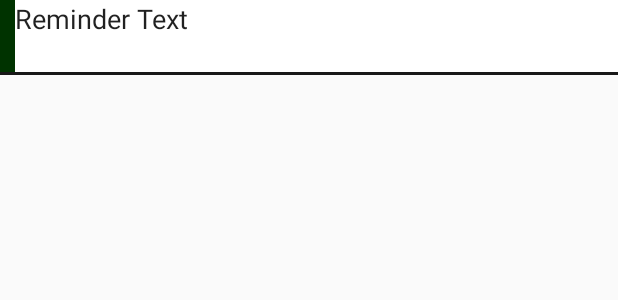
After one commit to imlp2003xm/Reminders, an Android app: the layout reminders_row.xml on its own in the app's theme, with its tools: preview values and no code run, on a phone screen of 412 x 824 dp. The commit adds this screen. Shown: the top 300 px of the screen. Run offline under Robolectric (Android 15) with nearby library versions, the phone set to English and light mode, and no system bars.

Commit message:
Use the custom layout for a reminder.

```diff
--- /dev/null
+++ b/app/src/main/res/layout/reminders_row.xml
@@ -0,0 +1,28 @@
+<?xml version="1.0" encoding="utf-8"?>
+<LinearLayout xmlns:android="http://schemas.android.com/apk/res/android"
+    android:orientation="vertical" android:layout_width="match_parent"
+    android:layout_height="50dp"
+    android:background="@color/dark_grey">
+
+    <LinearLayout
+        android:orientation="horizontal"
+        android:layout_width="match_parent"
+        android:layout_height="48dp">
+
+        <android.view.View
+            android:layout_width="10dp"
+            android:layout_height="match_parent"
+            android:id="@+id/row_tab"
+            android:background="@color/green" />
+
+        <TextView
+            android:layout_width="match_parent"
+            android:layout_height="50dp"
+            android:textAppearance="?android:attr/textAppearanceLarge"
+            android:text="Reminder Text"
+            android:id="@+id/row_text"
+            android:textSize="18sp"
+            android:background="@color/white" />
+    </LinearLayout>
+
+</LinearLayout>
--- a/app/src/main/res/values/colors.xml
+++ b/app/src/main/res/values/colors.xml
@@ -3,4 +3,7 @@
     <color name="colorPrimary">#3F51B5</color>
     <color name="colorPrimaryDark">#303F9F</color>
     <color name="colorAccent">#FF4081</color>
+    <color name="dark_grey">#181818</color>
+    <color name="green">#003300</color>
+    <color name="white">#FFFFFF</color>
 </resources>
```
Also changed, not shown: app/src/main/res/layout/content_reminders.xml (+9 -4 lines).
